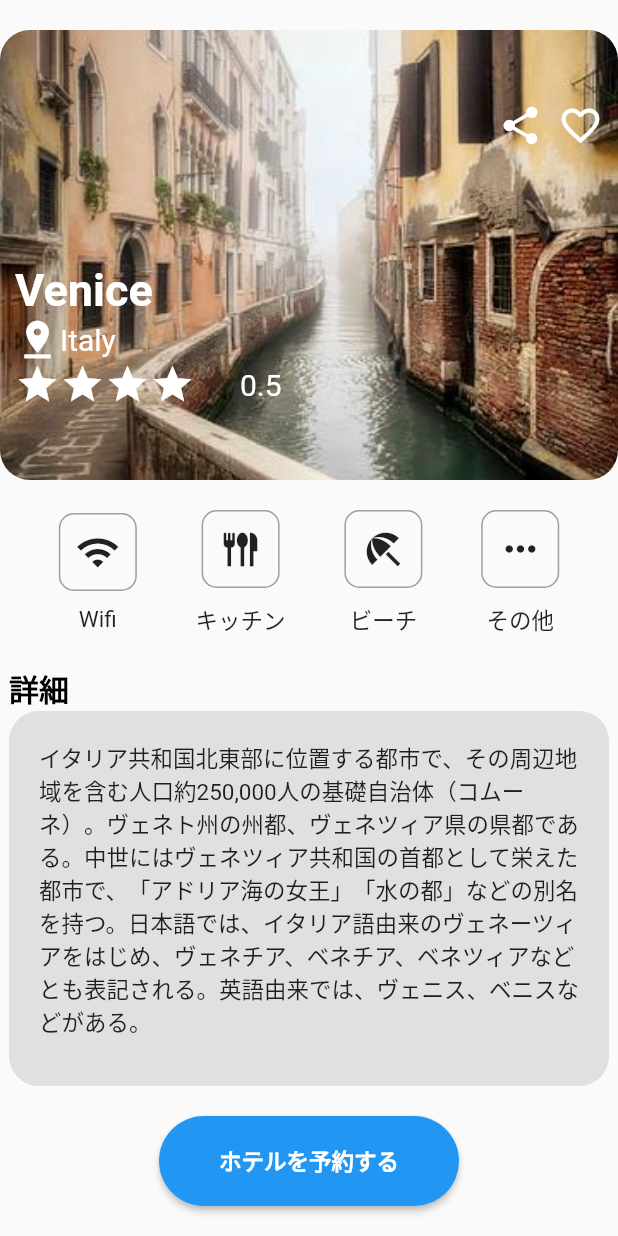
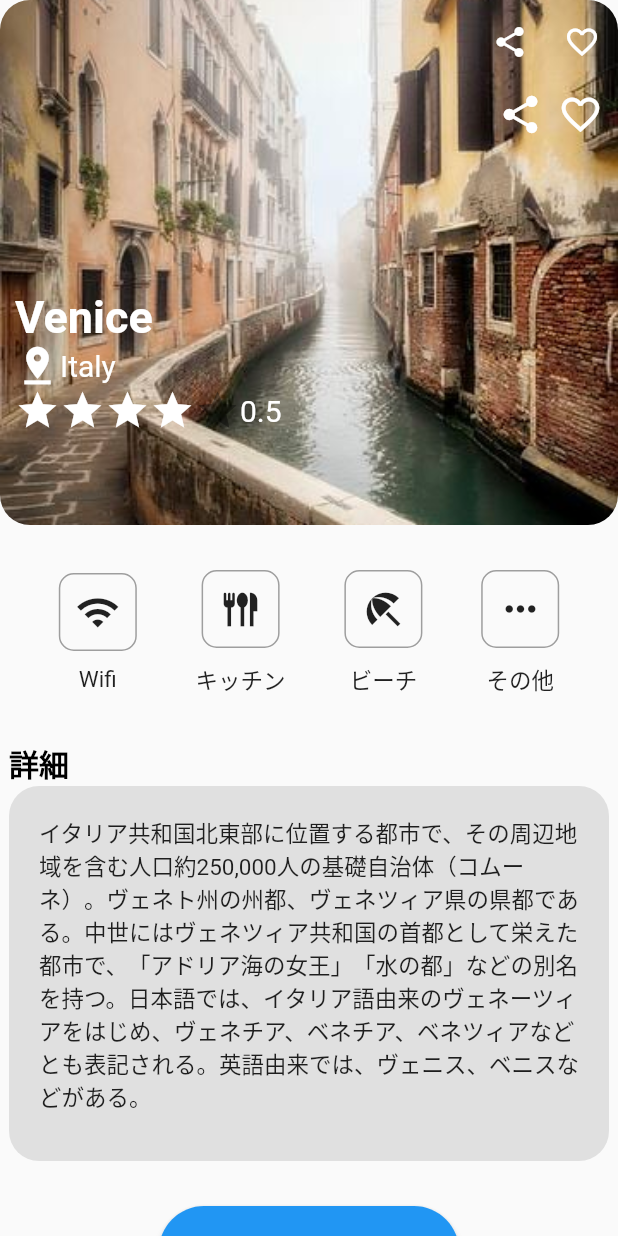
Before and after one commit to Ta23ka98/flutter_subject1, a Flutter app: the screen it shows after launch, on a phone screen of 412 x 824 dp. Run offline on Flutter 3.47's test engine with Material 2 defaults, Android fonts, the phone set to English and light mode, and no system bars; drawn by our look-alikes of flutter_rating_bar.

Commit message:
update:　UIを完成

```diff
--- a/lib/presentation/detail_page.dart
+++ b/lib/presentation/detail_page.dart
@@ -9,13 +9,103 @@ class DetailPage extends StatelessWidget {
   @override
   Widget build(BuildContext context) {
     return Scaffold(
+      extendBodyBehindAppBar: true,
+      appBar: AppBar(
+        backgroundColor: Colors.transparent,
+        elevation: 0,
+        actions: [
+          IconButton(
+            onPressed: () {},
+            icon: const Icon(Icons.share),
+          ),
+          IconButton(
+            onPressed: () {},
+            icon: const Icon(Icons.favorite_border),
+          ),
+        ],
+      ),
       body: Column(
-        mainAxisAlignment: MainAxisAlignment.spaceEvenly,
+        mainAxisAlignment: MainAxisAlignment.start,
         //crossAxisAlignment: CrossAxisAlignment.start,
         children: [
+          // Container(
+          //   padding: const EdgeInsets.all(10),
+          //   height: 300,
+          //   width: 500,
+          //   decoration: BoxDecoration(
+          //       borderRadius: BorderRadius.circular(20),
+          //       image: const DecorationImage(
+          //         image: AssetImage("images/img.png"),
+          //         fit: BoxFit.cover,
+          //       )),
+          //   child: Column(
+          //     mainAxisAlignment: MainAxisAlignment.spaceAround,
+          //     children: [
+          //       Row(
+          //         mainAxisAlignment: MainAxisAlignment.end,
+          //         children: const [
+          //           Icon(
+          //             Icons.share,
+          //             color: Colors.white,
+          //             size: 30,
+          //           ),
+          //           SizedBox(width: 10),
+          //           Icon(
+          //             Icons.favorite_border,
+          //             color: Colors.white,
+          //             size: 30,
+          //           ),
+          //         ],
+          //       ),
+          //       Column(
+          //         crossAxisAlignment: CrossAxisAlignment.start,
+          //         children: [
+          //           const Text(
+          //             "Venice",
+          //             style: TextStyle(
+          //                 fontWeight: FontWeight.bold,
+          //                 color: Colors.white,
+          //                 fontSize: 30),
+          //           ),
+          //           Row(
+          //             children: const [
+          //               Icon(
+          //                 Icons.pin_drop,
+          //                 size: 30,
+          //                 color: Colors.white,
+          //               ),
+          //               Text(
+          //                 "Italy",
+          //                 style: TextStyle(color: Colors.white, fontSize: 20),
+          //               ),
+          //             ],
+          //           ),
+          //           Row(
+          //             children: [
+          //               RatingBarIndicator(
+          //                 itemBuilder: (context, index) => const Icon(
+          //                   Icons.star,
+          //                   color: Colors.white,
+          //                 ),
+          //                 rating: 4.00,
+          //                 itemCount: 5,
+          //                 itemSize: 30.0,
+          //                 direction: Axis.horizontal,
+          //               ),
+          //               const Text(
+          //                 "0.5",
+          //                 style: TextStyle(fontSize: 20, color: Colors.white),
+          //               ),
+          //             ],
+          //           ),
+          //         ],
+          //       ),
+          //     ],
+          //   ),
+          // ),
           Container(
-            padding: EdgeInsets.all(10),
-            height: 300,
+            padding: const EdgeInsets.all(10),
+            height: 350,
             width: 500,
             decoration: BoxDecoration(
                 borderRadius: BorderRadius.circular(20),
@@ -87,6 +177,9 @@ class DetailPage extends StatelessWidget {
                 ),
               ],
             ),
+          ),
+          const SizedBox(
+            height: 30,
           ),
           Row(
             mainAxisAlignment: MainAxisAlignment.spaceEvenly,
@@ -180,10 +273,13 @@ class DetailPage extends StatelessWidget {
               ),
             ],
           ),
+          const SizedBox(
+            height: 30,
+          ),
           Column(
             crossAxisAlignment: CrossAxisAlignment.start,
             children: [
-              Text(
+              const Text(
                 "詳細",
                 style: TextStyle(
                     color: Colors.black,
@@ -191,19 +287,22 @@ class DetailPage extends StatelessWidget {
                     fontSize: 20),
               ),
               Container(
-                padding: EdgeInsets.all(20),
+                padding: const EdgeInsets.all(20),
                 decoration: BoxDecoration(
                   borderRadius: BorderRadius.circular(20),
                   color: Colors.grey[300],
                 ),
                 height: 250,
                 width: 400,
-                child: Text(
+                child: const Text(
                   "イタリア共和国北東部に位置する都市で、その周辺地域を含む人口約250,000人の基礎自治体（コムーネ）。ヴェネト州の州都、ヴェネツィア県の県都である。中世にはヴェネツィア共和国の首都として栄えた都市で、「アドリア海の女王」「水の都」などの別名を持つ。日本語では、イタリア語由来のヴェネーツィアをはじめ、ヴェネチア、ベネチア、ベネツィアなどとも表記される。英語由来では、ヴェニス、ベニスなどがある。",
                   style: TextStyle(fontSize: 15),
                 ),
               ),
             ],
+          ),
+          const SizedBox(
+            height: 30,
           ),
           Center(
             child: SizedBox(
```
